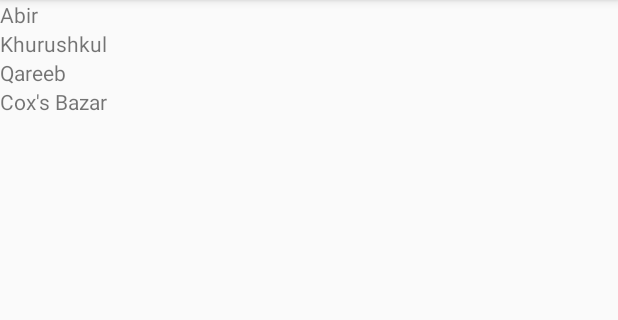
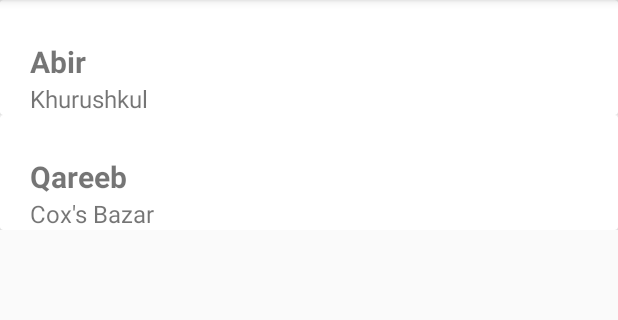
Before and after one commit to abircse/RecyclerView-AndroidX, an Android app: the screen it shows after launch (MainActivity), on a phone screen of 412 x 824 dp, the part 84-404 px from its top. Run offline under Robolectric (Android 15) with nearby library versions, the phone set to English and light mode, and no system bars.

Commit message:
changing custom_recycler's linear layout to constraint layout

```diff
--- a/app/src/main/res/layout/custom_recycler.xml
+++ b/app/src/main/res/layout/custom_recycler.xml
@@ -1,21 +1,42 @@
 <?xml version="1.0" encoding="utf-8"?>
-<LinearLayout xmlns:android="http://schemas.android.com/apk/res/android"
+<androidx.constraintlayout.widget.ConstraintLayout xmlns:android="http://schemas.android.com/apk/res/android"
+    xmlns:app="http://schemas.android.com/apk/res-auto"
+    xmlns:tools="http://schemas.android.com/tools"
     android:orientation="vertical" android:layout_width="match_parent"
     android:layout_height="wrap_content">
 
-    <TextView
-        android:id="@+id/name"
+    <androidx.cardview.widget.CardView
         android:layout_width="match_parent"
         android:layout_height="wrap_content"
-        android:text="Dummay Name"
-        />
+        app:layout_constraintBottom_toBottomOf="parent"
+        app:layout_constraintEnd_toEndOf="parent"
+        app:layout_constraintStart_toStartOf="parent"
+        app:layout_constraintTop_toTopOf="parent">
 
+        <androidx.constraintlayout.widget.ConstraintLayout
+            android:layout_width="match_parent"
+            android:layout_height="match_parent">
 
-    <TextView
-        android:id="@+id/address"
-        android:layout_width="match_parent"
-        android:layout_height="wrap_content"
-        android:text="Dummay Name"
-        />
+            <TextView
+                android:id="@+id/name"
+                android:layout_width="wrap_content"
+                android:layout_height="wrap_content"
+                android:layout_marginStart="20dp"
+                android:layout_marginLeft="20dp"
+                android:layout_marginTop="5dp"
+                android:textSize="20sp"
+                android:textStyle="bold"
+                app:layout_constraintBottom_toBottomOf="parent"
+                app:layout_constraintStart_toStartOf="parent"
+                app:layout_constraintTop_toTopOf="parent" />
 
-</LinearLayout>
+            <TextView
+                android:id="@+id/address"
+                android:layout_width="wrap_content"
+                android:layout_height="wrap_content"
+                android:textSize="16sp"
+                app:layout_constraintStart_toStartOf="@+id/name"
+                app:layout_constraintTop_toBottomOf="@+id/name" />
+        </androidx.constraintlayout.widget.ConstraintLayout>
+    </androidx.cardview.widget.CardView>
+</androidx.constraintlayout.widget.ConstraintLayout>
--- a/gradle.properties
+++ b/gradle.properties
@@ -6,6 +6,8 @@
 # http://www.gradle.org/docs/current/userguide/build_environment.html
 # Specifies the JVM arguments used for the daemon process.
 # The setting is particularly useful for tweaking memory settings.
+android.enableJetifier=true
+android.useAndroidX=true
 org.gradle.jvmargs=-Xmx1536m
 # When configured, Gradle will run in incubating parallel mode.
 # This option should only be used with decoupled projects. More details, visit
```
Also changed, not shown: app/build.gradle (+5 -4 lines), 1 other file.
